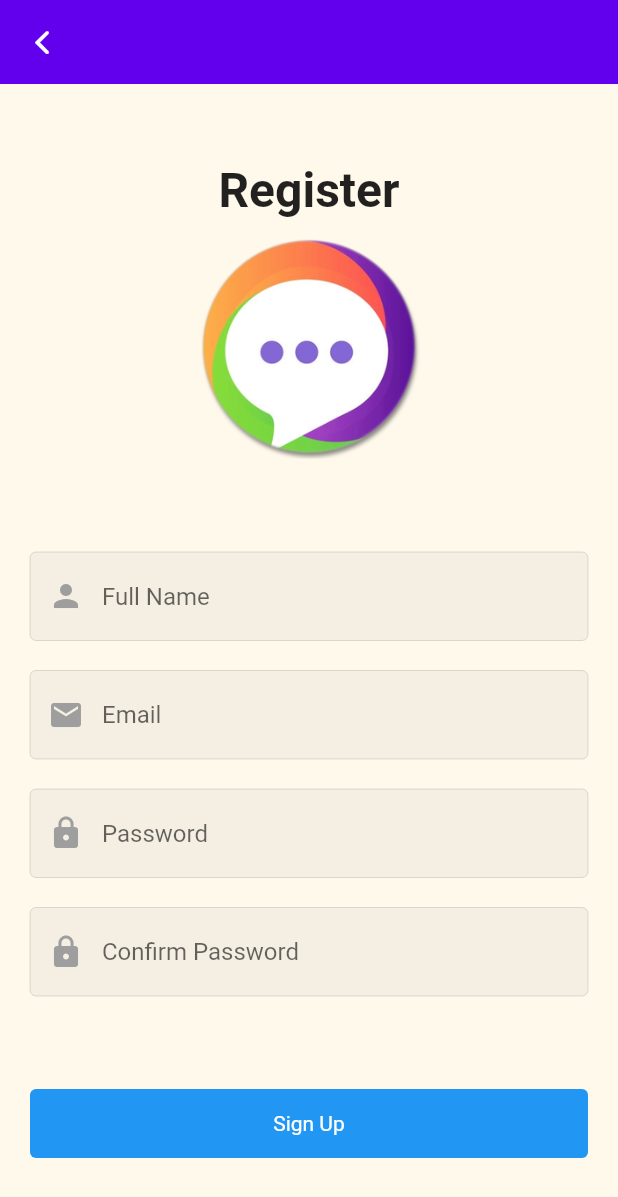
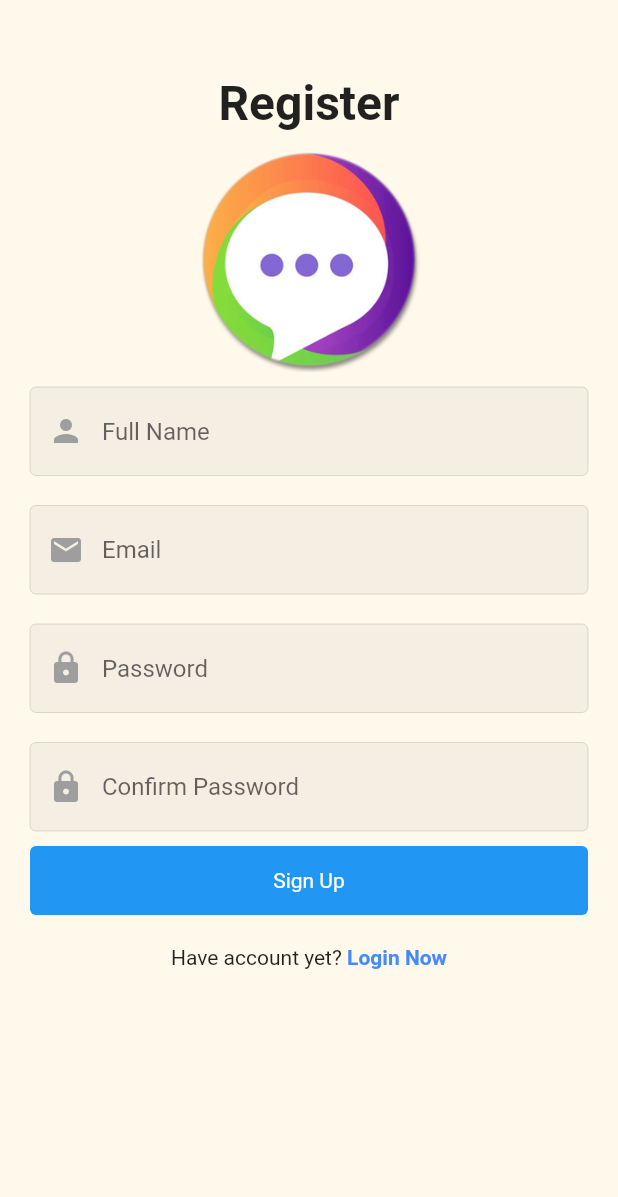
Before and after one commit to Long173/chat_app, a Flutter app: the screen it shows after launch, after a tap on "Register Now", on a phone screen of 412 x 824 dp. Shown: the top 1197 px of the screen. Run offline on Flutter 3.47's test engine with Material 2 defaults, Android fonts, the phone set to English and light mode, and no system bars; our stand-ins replace built_collection, built_value, cached_network_image, cloud_firestore, firebase_auth, firebase_core and 5 more; missing offline and left inert: firestore_search, ndialog, redux_epics; accounts and stored records are empty.

Commit message:
update UI

```diff
--- a/lib/screens/chat_screen/chat_widget.dart
+++ b/lib/screens/chat_screen/chat_widget.dart
@@ -4,7 +4,6 @@ import 'package:cached_network_image/cached_network_image.dart';
 import 'package:cloud_firestore/cloud_firestore.dart';
 import 'package:firebase_auth/firebase_auth.dart';
 import 'package:firebase_storage/firebase_storage.dart';
-import 'package:flutter/cupertino.dart';
 import 'package:flutter/material.dart';
 import 'package:flutter_redux/flutter_redux.dart';
 import 'package:redux/redux.dart';
--- a/lib/screens/home_screen/bottom_navbar/friend_page.dart
+++ b/lib/screens/home_screen/bottom_navbar/friend_page.dart
@@ -78,7 +78,7 @@ class _FriendPageState extends State<FriendPage> {
                               final List<DataModel> dataList = snapshot.data;
                               if (dataList.isEmpty) {
                                 return const Center(
-                                  child: Text('No Results Returned'),
+                                  child: Text('No Results Returned', style: TextStyle(fontSize: 20),),
                                 );
                               }
                               return ListView.builder(
@@ -97,6 +97,7 @@ class _FriendPageState extends State<FriendPage> {
                                           ),
                                         ),
                                         child: ListTile(
+
                                           leading: ClipOval(
                                             child: CachedNetworkImage(
                                               imageUrl: dataList[index].image!,
--- a/lib/screens/home_screen/home_widgets.dart
+++ b/lib/screens/home_screen/home_widgets.dart
@@ -534,7 +534,7 @@ class CustomBottomNavigationBar extends StatelessWidget {
                       fontWeight: FontWeight.w500,
                     ),
                   ),
-                  Container(),
+                  Container(width: 10,),
                   Text(
                     'Friends',
                     style: TextStyle(
--- a/lib/screens/login_screen/login_screen.dart
+++ b/lib/screens/login_screen/login_screen.dart
@@ -2,8 +2,6 @@ import 'package:app_chat/config/route.dart';
 import 'package:app_chat/store/actions/auth_action.dart';
 import 'package:app_chat/store/models/app_state.dart';
 import 'package:app_chat/store/view_model/app_state_view_model.dart';
-import 'package:app_chat/config/validation.dart';
-import 'package:flutter/cupertino.dart';
 import 'package:flutter/material.dart';
 import 'package:flutter_redux/flutter_redux.dart';
 import 'package:redux/redux.dart';
@@ -21,7 +19,6 @@ class LoginScreen extends StatefulWidget {
 class _LoginScreenState extends State<LoginScreen> {
   var emailController = TextEditingController();
   var passwordController = TextEditingController();
-  var validation = Validation();
 
   @override
   void dispose() {
@@ -33,9 +30,11 @@ class _LoginScreenState extends State<LoginScreen> {
   @override
   Widget build(BuildContext context) {
     return Scaffold(
-      body: Column(
-        mainAxisAlignment: MainAxisAlignment.spaceEvenly,
+      body: SingleChildScrollView(
+        child: SafeArea(
+          child: Column(
             children: [
+              SizedBox(height: 50,),
               Column(
                 children: [
                   Text(
@@ -97,9 +96,7 @@ class _LoginScreenState extends State<LoginScreen> {
                           onTap: () async {
                             var email = emailController.text.trim();
                             var password = passwordController.text.trim();
-                        validation.fillCheck([email, password]);
-                        validation.emailValidation(email);
-                        validation.passwordValidation(password);
+
                             vm.dispatch(
                               action: LoginMiddlewareAction.create(
                                 email: email,
@@ -141,6 +138,8 @@ class _LoginScreenState extends State<LoginScreen> {
               ),
             ],
           ),
+        ),
+      ),
     );
   }
 }
--- a/lib/screens/register_screen/register_screen.dart
+++ b/lib/screens/register_screen/register_screen.dart
@@ -1,9 +1,8 @@
+import 'package:app_chat/config/route.dart';
 import 'package:app_chat/screens/login_screen/login_widgets.dart';
-import 'package:app_chat/screens/register_screen/register_widgets.dart';
 import 'package:app_chat/store/actions/register_action.dart';
 import 'package:app_chat/store/models/app_state.dart';
 import 'package:app_chat/store/view_model/app_state_view_model.dart';
-import 'package:flutter/cupertino.dart';
 import 'package:flutter/material.dart';
 import 'package:flutter_redux/flutter_redux.dart';
 import 'package:redux/redux.dart';
@@ -28,13 +27,10 @@ class _RegisterScreenState extends State<RegisterScreen> {
   @override
   Widget build(BuildContext context) {
     return Scaffold(
-      appBar: AppBar(
-        elevation: 0,
-        leading: BackButtonAppBar(
-          navigatorKey: RegisterScreen._navigatorKey,
-        ),
-      ),
-      body: Container(
+
+      body: SingleChildScrollView(
+        child: SafeArea(
+          child: Container(
             child: Padding(
               padding: const EdgeInsets.symmetric(horizontal: 20),
               child: Column(
@@ -42,6 +38,8 @@ class _RegisterScreenState extends State<RegisterScreen> {
                 children: [
                   Column(
                     children: [
+                                    SizedBox(height: 50,),
+
                       Text(
                         'Register',
                         style: kLoginText,
@@ -97,16 +95,13 @@ class _RegisterScreenState extends State<RegisterScreen> {
                           var password = passwordController.text.trim();
                           var confirm = confirmController.text.trim();
 
-                      validation
-                          .fillCheck([fullName, email, password, confirm]);
-                      validation.emailValidation(email);
-                      validation.passwordValidation(password);
-                      validation.matchPassword(password, confirm);
+
                           viewModel.dispatch(
                             action: RegisterMiddlewareAction.create(
                               name: fullName,
                               email: email,
                               password: password,
+                              confirm: confirm,
                             ),
                           );
                         },
@@ -116,7 +111,32 @@ class _RegisterScreenState extends State<RegisterScreen> {
                       );
                     },
                   ),
+                  SizedBox(
+                      height: 20,
+                    ),
+                  Row(
+                      mainAxisAlignment: MainAxisAlignment.center,
+                      children: [
+                        Text(
+                          'Have account yet? ',
+                        ),
+                        GestureDetector(
+                          onTap: () {
+                            RegisterScreen._navigatorKey.currentState!
+                                .pushNamed(Routes.login);
+                          },
+                          child: Text(
+                            'Login Now',
+                            style: TextStyle(
+                                color: Colors.blueAccent,
+                                fontWeight: FontWeight.bold),
+                          ),
+                        ),
                       ],
+                    ),
+                ],
+              ),
+            ),
           ),
         ),
       ),
--- a/lib/screens/register_screen/register_widgets.dart
+++ b/lib/screens/register_screen/register_widgets.dart
@@ -15,6 +15,7 @@ class BackButtonAppBar extends StatelessWidget {
     return IconButton(
       icon: Icon(
         CupertinoIcons.back,
+        color: Theme.of(context).primaryColor,
       ),
       onPressed: () {
         _navigatorKey.currentState!.pop();
--- a/lib/store/actions/register_action.dart
+++ b/lib/store/actions/register_action.dart
@@ -11,6 +11,7 @@ abstract class RegisterMiddlewareAction
         AbstractRegister {
   String get email;
   String get password;
+  String get confirm;
   String get name;
   String get image;
   RegisterMiddlewareAction._();
@@ -19,11 +20,14 @@ abstract class RegisterMiddlewareAction
     required String email,
     required String password,
     required String name,
+    required String confirm,
     String image = 'assets/person.png'
   }) =>
       RegisterMiddlewareAction((update) => update
         ..email = email
-        ..password = password);
+        ..password = password
+        ..name = name
+        ..confirm = confirm);
 
   factory RegisterMiddlewareAction(
           [void Function(RegisterMiddlewareActionBuilder) updates]) =
```
Also changed, not shown: lib/store/epics/epic.dart (+11 -0 lines), lib/store/actions/register_action.g.dart, pubspec.lock. Lines whose indentation alone changed are shown as unchanged.
